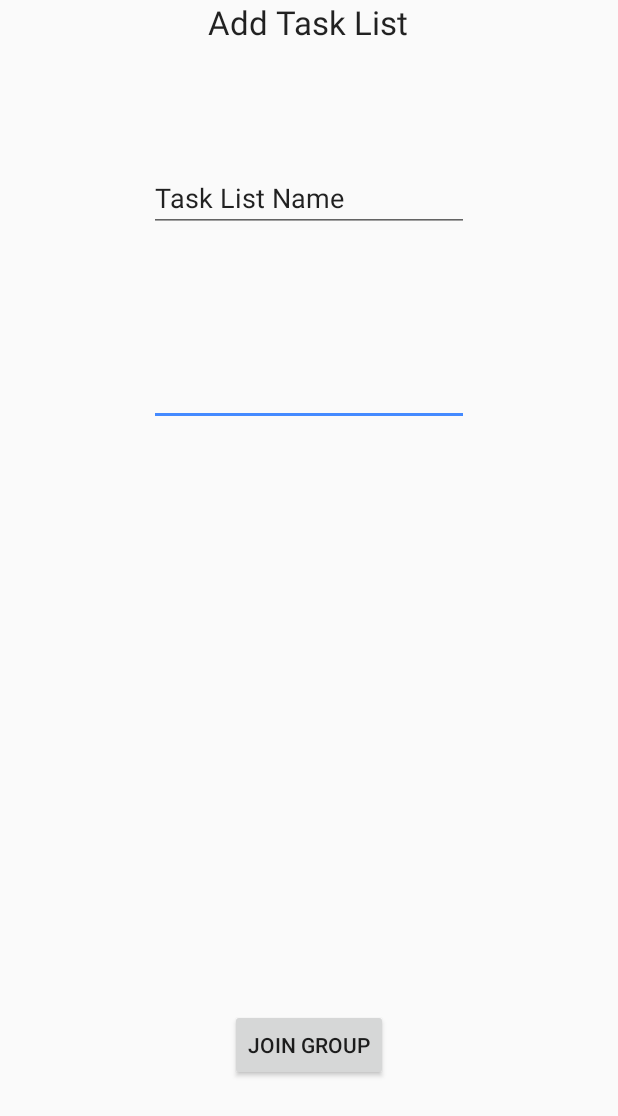
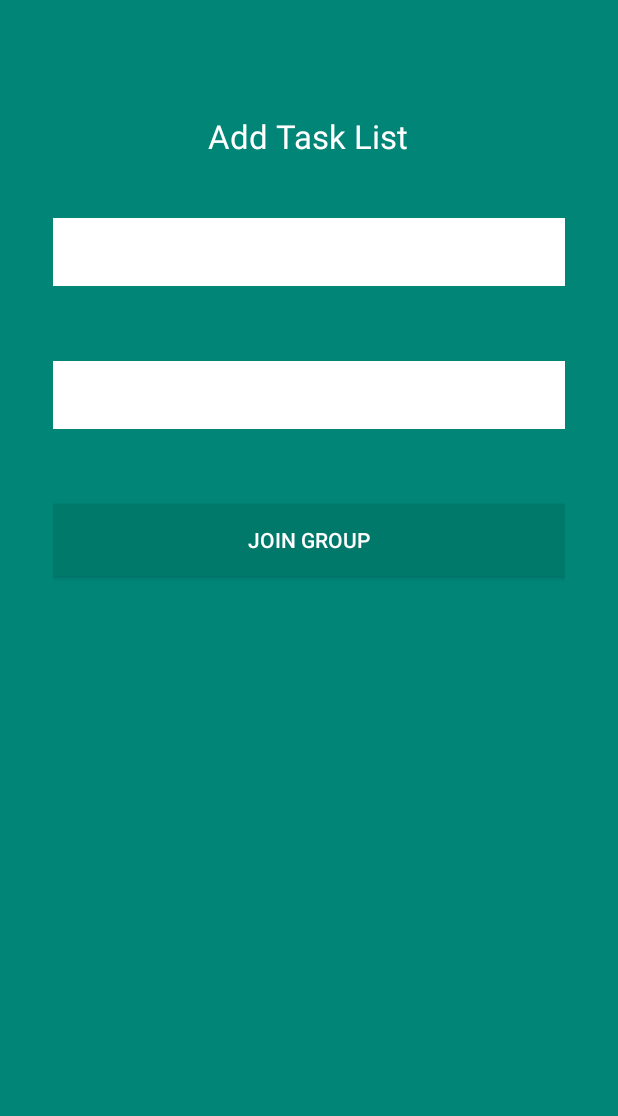
Before and after one commit to ucsdCSE110wi16/CSE110M260T16, an Android app: the AddGroup screen opened directly, with no data from a screen before it, on a phone screen of 412 x 824 dp. Shown: the top 1116 px of the screen. Run offline under Robolectric (Android 15) with nearby library versions, the phone set to English and light mode, and no system bars; libraries missing offline, so code that uses them is left out: com.parse; 1 statement that could not run was skipped.

Commit message:
added ui for join tasklist

```diff
--- a/CSE110TaskList/app/src/main/res/layout/add_group_temp.xml
+++ b/CSE110TaskList/app/src/main/res/layout/add_group_temp.xml
@@ -1,6 +1,15 @@
 <?xml version="1.0" encoding="utf-8"?>
 <RelativeLayout xmlns:android="http://schemas.android.com/apk/res/android"
-    android:layout_width="match_parent" android:layout_height="match_parent">
+    android:layout_width="match_parent" android:layout_height="match_parent"
+    android:background="@color/accent_material_light">
+
+    <LinearLayout
+        android:orientation="vertical"
+        android:layout_width="match_parent"
+        android:layout_height="wrap_content"
+        android:paddingTop="76dp"
+        android:paddingLeft="35dp"
+        android:paddingRight="35dp">
 
     <TextView
         android:layout_width="wrap_content"
@@ -9,37 +18,56 @@
         android:text="Add Task List"
         android:id="@+id/textView4"
         android:layout_alignParentTop="true"
-        android:layout_centerHorizontal="true" />
+        android:layout_centerHorizontal="true"
+        android:layout_gravity="center_horizontal"
+        android:textColor="#ffffff"
+        android:layout_marginTop="0dp" />
 
-    <EditText
-        android:layout_width="wrap_content"
+        <EditText
+            android:layout_width="fill_parent"
+            android:layout_height="wrap_content"
+            android:inputType="textPersonName"
+            android:text="Task List Name"
+            android:ems="10"
+            android:id="@+id/TextField_findtaskListName"
+            android:layout_below="@+id/textView4"
+            android:layout_alignLeft="@+id/TextField_groupPassword"
+            android:layout_alignStart="@+id/TextField_groupPassword"
+            android:layout_marginTop="40dp"
+            android:autoText="false"
+            android:textColor="#ffffff"
+            android:textColorHint="@color/abc_primary_text_material_dark"
+            android:foreground="@color/abc_primary_text_material_dark"
+            android:backgroundTint="@color/abc_primary_text_material_dark" />
+
+        <EditText
+        android:layout_width="fill_parent"
         android:layout_height="wrap_content"
         android:inputType="textPassword"
         android:ems="10"
         android:id="@+id/TextField_groupPassword"
         android:layout_below="@+id/TextField_findtaskListName"
         android:layout_centerHorizontal="true"
-        android:layout_marginTop="84dp" />
+        android:layout_marginTop="50dp"
+            android:textColor="#ffffff"
+            android:textColorHint="@color/abc_primary_text_material_dark"
+            android:foreground="@color/abc_primary_text_material_dark"
+            android:backgroundTint="@color/abc_primary_text_material_dark"
+            android:text="Password" />
 
-    <Button
-        android:layout_width="wrap_content"
+        <Button
+        android:layout_width="fill_parent"
         android:layout_height="wrap_content"
         android:text="Join Group"
         android:id="@+id/B_joinGroup"
         android:onClick="onButtonClick"
         android:layout_alignParentBottom="true"
         android:layout_centerHorizontal="true"
-        android:layout_marginBottom="103dp" />
+        android:layout_marginBottom="103dp"
+            android:background="@drawable/ripple"
+            android:layout_gravity="center_horizontal"
+            android:layout_marginTop="50dp"
+            android:textColor="@color/abc_primary_text_disable_only_material_dark" />
 
-    <EditText
-        android:layout_width="wrap_content"
-        android:layout_height="wrap_content"
-        android:inputType="textPersonName"
-        android:text="Task List Name"
-        android:ems="10"
-        android:id="@+id/TextField_findtaskListName"
-        android:layout_below="@+id/textView4"
-        android:layout_alignLeft="@+id/TextField_groupPassword"
-        android:layout_alignStart="@+id/TextField_groupPassword"
-        android:layout_marginTop="80dp" />
+    </LinearLayout>
 </RelativeLayout>
```
Also changed, not shown: 1 other file.
